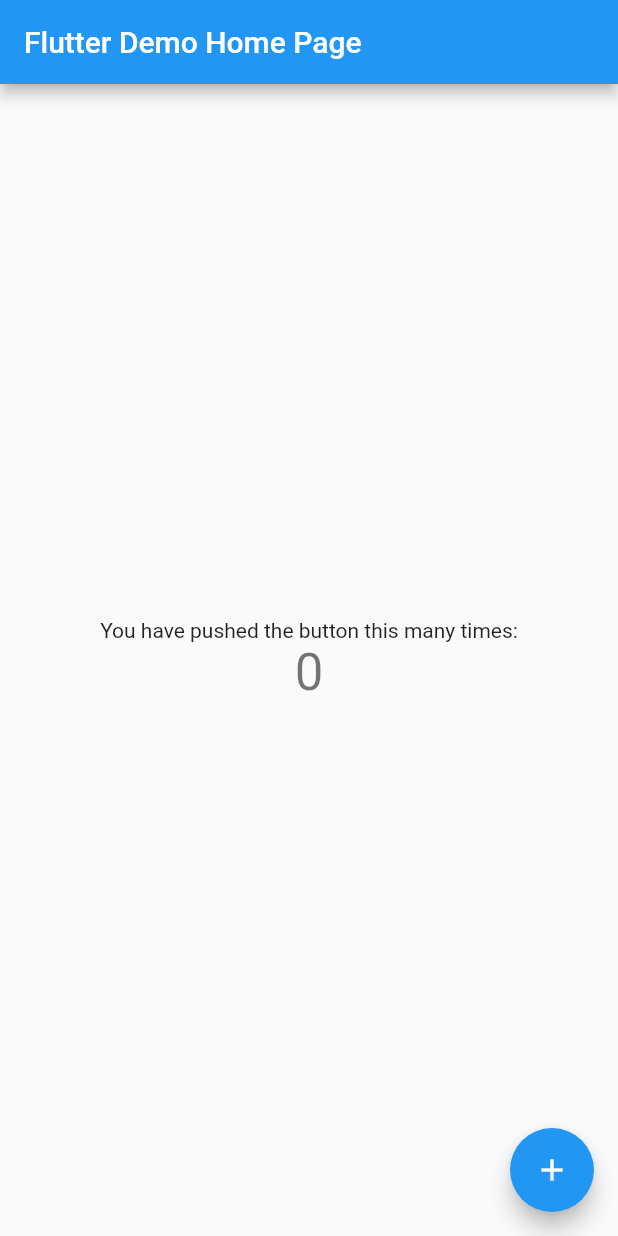
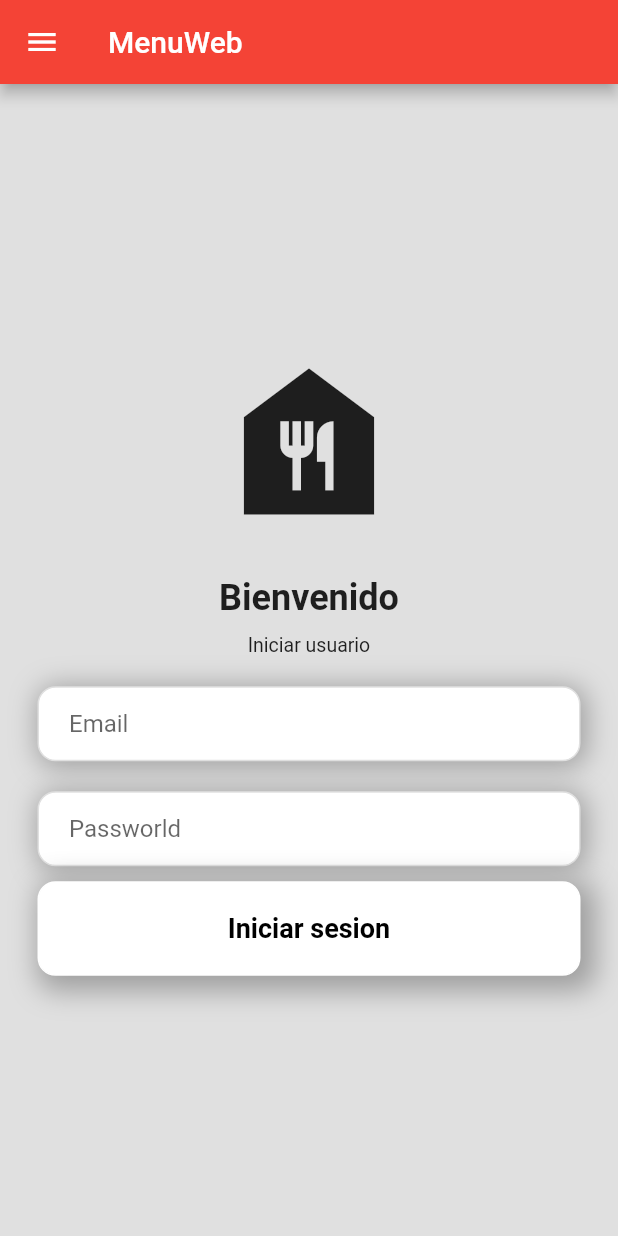
Before and after one commit to AKBiofrost/canchasApp, a Flutter app: the screen it shows after launch, on a phone screen of 412 x 824 dp. Run offline on Flutter 3.47's test engine with Material 2 defaults, Android fonts, the phone set to English and light mode, and no system bars; drawn by our look-alikes of hidden_drawer_menu; our stand-ins replace curved_navigation_bar.

Commit message:
app base flutter 24/01/2023-usando plantilla

```diff
--- /dev/null
+++ b/lib/hidden_drawer_menu.dart
@@ -0,0 +1,94 @@
+import 'package:flutter/material.dart';
+import 'package:hidden_drawer_menu/hidden_drawer_menu.dart';
+import 'package:appcanchas/vistas/recursos/page/Menu.dart';
+import 'package:appcanchas/vistas/recursos/page/first.dart';
+import 'package:appcanchas/vistas/recursos/page/home.dart';
+//import 'package:menuweb/src/page/login.dart';
+
+void main() => runApp(MyApp());
+
+class MyApp extends StatelessWidget {
+  @override
+  Widget build(BuildContext context) {
+    return MaterialApp(
+      theme: ThemeData(
+        primarySwatch: Colors.deepOrange,
+      ),
+      home: Home(),
+    );
+  }
+}
+
+class HiddenDrawer extends StatefulWidget {
+   const HiddenDrawer({Key? key}) : super(key: key);
+
+  @override
+  State <HiddenDrawer> createState() => _HiddenDrawerState();
+
+}
+
+class _HiddenDrawerState extends State<HiddenDrawer> {
+
+  List<ScreenHiddenDrawer> _page=[];
+
+  void initState(){
+
+    super.initState();
+
+    _page = [
+      ScreenHiddenDrawer(
+        ItemHiddenMenu(
+          name:'MenuWeb ',
+          baseStyle: TextStyle( fontWeight: FontWeight.bold,
+              color: Colors.white
+          ),
+            selectedStyle: TextStyle(),
+          colorLineSelected: Colors.white
+        ),
+       Home(),
+
+      ),
+
+      ScreenHiddenDrawer(
+        ItemHiddenMenu(
+          name:'Menu ',
+          baseStyle: TextStyle( fontWeight: FontWeight.bold,
+              color: Colors.white
+          ),
+          selectedStyle: TextStyle(),
+            colorLineSelected: Colors.white
+        ),
+        Menu(),
+      ),
+      ScreenHiddenDrawer(
+        ItemHiddenMenu(
+          name:'clientes',
+          baseStyle: TextStyle( fontWeight: FontWeight.bold,
+          color: Colors.white
+          ),
+          selectedStyle: TextStyle(),
+            colorLineSelected: Colors.white
+
+        ),
+        FirstPage(),
+      ),
+
+  ];
+    }
+
+  @override
+  Widget build(BuildContext context) {
+
+    return HiddenDrawerMenu(
+        screens: _page,
+        backgroundColorMenu: Colors.deepOrange ,
+        initPositionSelected: 0,
+      slidePercent: 35,
+      contentCornerRadius: 40,
+      boxShadow: [],
+
+    );
+
+  }
+
+  }
--- a/lib/main.dart
+++ b/lib/main.dart
@@ -1,115 +1,33 @@
+
 import 'package:flutter/material.dart';
+import 'package:appcanchas/hidden_drawer_menu.dart';
 
-void main() {
-  runApp(const MyApp());
+
+
+void main()=> runApp(MyApp());
+
+
+/*
+async {
+  WidgetsFlutterBinding.ensureInitialized();
+  await Firebase.initializeApp();
+  runApp( MyApp());
 }
+*/
+//=> runApp(MyApp());
 
 class MyApp extends StatelessWidget {
+
+
   const MyApp({super.key});
 
-  // This widget is the root of your application.
   @override
   Widget build(BuildContext context) {
     return MaterialApp(
-      title: 'Flutter Demo',
-      theme: ThemeData(
-        // This is the theme of your application.
-        //
-        // Try running your application with "flutter run". You'll see the
-        // application has a blue toolbar. Then, without quitting the app, try
-        // changing the primarySwatch below to Colors.green and then invoke
-        // "hot reload" (press "r" in the console where you ran "flutter run",
-        // or simply save your changes to "hot reload" in a Flutter IDE).
-        // Notice that the counter didn't reset back to zero; the application
-        // is not restarted.
-        primarySwatch: Colors.blue,
-      ),
-      home: const MyHomePage(title: 'Flutter Demo Home Page'),
+        debugShowCheckedModeBanner: false,
+        title: 'Material App',
+        home: HiddenDrawer(),
+        theme: ThemeData(primarySwatch: Colors.red),
     );
   }
 }
-
-class MyHomePage extends StatefulWidget {
-  const MyHomePage({super.key, required this.title});
-
-  // This widget is the home page of your application. It is stateful, meaning
-  // that it has a State object (defined below) that contains fields that affect
-  // how it looks.
-
-  // This class is the configuration for the state. It holds the values (in this
-  // case the title) provided by the parent (in this case the App widget) and
-  // used by the build method of the State. Fields in a Widget subclass are
-  // always marked "final".
-
-  final String title;
-
-  @override
-  State<MyHomePage> createState() => _MyHomePageState();
-}
-
-class _MyHomePageState extends State<MyHomePage> {
-  int _counter = 0;
-
-  void _incrementCounter() {
-    setState(() {
-      // This call to setState tells the Flutter framework that something has
-      // changed in this State, which causes it to rerun the build method below
-      // so that the display can reflect the updated values. If we changed
-      // _counter without calling setState(), then the build method would not be
-      // called again, and so nothing would appear to happen.
-      _counter++;
-    });
-  }
-
-  @override
-  Widget build(BuildContext context) {
-    // This method is rerun every time setState is called, for instance as done
-    // by the _incrementCounter method above.
-    //
-    // The Flutter framework has been optimized to make rerunning build methods
-    // fast, so that you can just rebuild anything that needs updating rather
-    // than having to individually change instances of widgets.
-    return Scaffold(
-      appBar: AppBar(
-        // Here we take the value from the MyHomePage object that was created by
-        // the App.build method, and use it to set our appbar title.
-        title: Text(widget.title),
-      ),
-      body: Center(
-        // Center is a layout widget. It takes a single child and positions it
-        // in the middle of the parent.
-        child: Column(
-          // Column is also a layout widget. It takes a list of children and
-          // arranges them vertically. By default, it sizes itself to fit its
-          // children horizontally, and tries to be as tall as its parent.
-          //
-          // Invoke "debug painting" (press "p" in the console, choose the
-          // "Toggle Debug Paint" action from the Flutter Inspector in Android
-          // Studio, or the "Toggle Debug Paint" command in Visual Studio Code)
-          // to see the wireframe for each widget.
-          //
-          // Column has various properties to control how it sizes itself and
-          // how it positions its children. Here we use mainAxisAlignment to
-          // center the children vertically; the main axis here is the vertical
-          // axis because Columns are vertical (the cross axis would be
-          // horizontal).
-          mainAxisAlignment: MainAxisAlignment.center,
-          children: <Widget>[
-            const Text(
-              'You have pushed the button this many times:',
-            ),
-            Text(
-              '$_counter',
-              style: Theme.of(context).textTheme.headline4,
-            ),
-          ],
-        ),
-      ),
-      floatingActionButton: FloatingActionButton(
-        onPressed: _incrementCounter,
-        tooltip: 'Increment',
-        child: const Icon(Icons.add),
-      ), // This trailing comma makes auto-formatting nicer for build methods.
-    );
-  }
-}
--- /dev/null
+++ b/lib/vistas/recursos/page/home.dart
@@ -0,0 +1,170 @@
+import 'package:flutter/material.dart';
+
+
+class Home extends StatefulWidget{
+  const Home({Key? key}): super(key:key);
+
+  @override
+  State<Home> createState()=>_HomeState();
+
+}
+
+class _HomeState extends State <Home>{
+
+  @override
+
+  Widget build(BuildContext context){
+
+    return Scaffold(
+        backgroundColor: Colors.grey.shade300,
+        body: SafeArea(
+            child: Center(
+              child: Column(
+                mainAxisAlignment: MainAxisAlignment.center,
+                children: [
+                  Icon(
+                      Icons.food_bank,
+                  size: 130),
+                  SizedBox(height: 25,),
+
+                  Text('Bienvenido',
+                    style: TextStyle(
+                      fontWeight: FontWeight.bold,
+                      fontSize: 24,
+                    ),
+                  ),
+                  SizedBox(height: 10,),
+                  Text('Iniciar usuario',
+                    style: TextStyle(
+                      fontWeight: FontWeight.normal,
+                      fontSize: 13,
+                    ),
+                  ),
+                  SizedBox(height: 20,),
+                  Padding(
+                    padding: const EdgeInsets.symmetric(horizontal:25),
+                    child: Container(
+                      decoration: BoxDecoration(
+                        color: Colors.white,
+                        border: Border.all(color:Colors.grey.shade300),
+                        borderRadius: BorderRadius.circular(12),
+
+                        boxShadow: [
+                          BoxShadow(
+                            color: Colors.grey,
+                            blurRadius: 15.0, // soften the shadow
+                            spreadRadius: 2.0, //extend the shadow
+                            offset: Offset(
+                              2.0, // Move to right 5  horizontally
+                              2.0, // Move to bottom 5 Vertically
+                            ),
+                          )
+                        ],
+                      ),
+                      child:  Padding(
+                        padding: const EdgeInsets.symmetric(horizontal:20.0),
+                        child: TextField(
+                          decoration: InputDecoration(
+                              border: InputBorder.none,
+                              hintText: 'Email'
+                          ),
+                        ),
+                      ),
+
+                    ),
+                  ),
+                  SizedBox(height: 20,),
+                  Padding(
+                    padding: const EdgeInsets.symmetric(horizontal:25),
+                    child: Container(
+                      decoration: BoxDecoration(
+                        color: Colors.white,
+                        border: Border.all(color:Colors.grey.shade300),
+                        borderRadius: BorderRadius.circular(12),
+                        boxShadow: [
+                          BoxShadow(
+                            color: Colors.grey,
+                            blurRadius: 15.0, // soften the shadow
+                            spreadRadius: 2.0, //extend the shadow
+                            offset: Offset(
+                              2.0, // Move to right 5  horizontally
+                              2.0, // Move to bottom 5 Vertically
+                            ),
+                          )
+                        ],
+
+                      ),
+                      child:  Padding(
+                        padding: const EdgeInsets.symmetric(horizontal:20.0),
+                        child: TextField(
+                          obscureText: true,
+                          decoration: InputDecoration(
+                              border: InputBorder.none,
+                              hintText: 'Passworld'
+                          ),
+                        ),
+                      ),
+
+                    ),
+                  ),
+                  SizedBox(height: 10,),
+                  Padding(
+                    padding: const EdgeInsets.symmetric(horizontal:25),
+                    child: Container(
+
+                      padding: EdgeInsets.all(20),
+                      decoration: BoxDecoration(
+                        color: Colors.white,
+                        border: Border.all(color:Colors.white),
+                        borderRadius: BorderRadius.circular(12),
+
+                        boxShadow: [
+                          BoxShadow(
+                            color: Colors.grey,
+                            blurRadius: 15.0, // soften the shadow
+                            spreadRadius: 5.0, //extend the shadow
+                            offset: Offset(
+                              5.0, // Move to right 5  horizontally
+                              5.0, // Move to bottom 5 Vertically
+                            ),
+                          )
+                        ],
+                      ),
+
+                      child:Center(
+                        child: Text(
+                          'Iniciar sesion',
+                          style: TextStyle(
+
+                            color:Colors.black,
+                            fontWeight: FontWeight.bold,
+                            fontSize: 18,
+                          ),
+
+                        ),
+
+
+
+                      )
+
+
+                      ),
+
+                    ),
+
+
+
+
+
+
+
+                ],
+              ),
+
+            )
+
+        )
+
+    );
+  }
+}
--- a/pubspec.yaml
+++ b/pubspec.yaml
@@ -36,6 +36,10 @@
   # The following adds the Cupertino Icons font to your application.
   # Use with the CupertinoIcons class for iOS style icons.
   cupertino_icons: ^1.0.2
+  css_colors: ^1.0.0
+  hidden_drawer_menu: ^3.0.1
+  curved_navigation_bar: ^1.0.3
+  provider: ^6.0.5
 
 dev_dependencies:
   flutter_test:
```
Also changed, not shown: lib/vistas/recursos/page/Menu.dart (added, +108 -0 lines), lib/vistas/recursos/page/first.dart (added, +97 -0 lines), lib/vistas/recursos/page/second.dart (added, +13 -0 lines), pubspec.lock.
